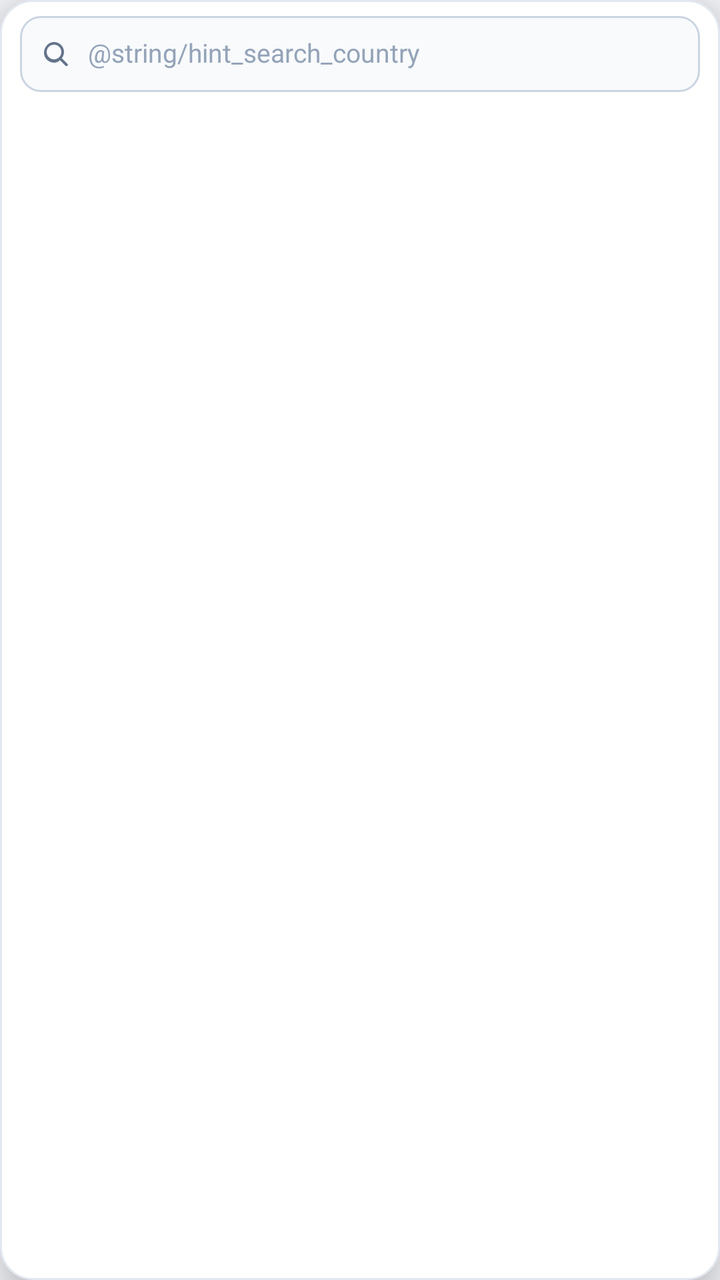
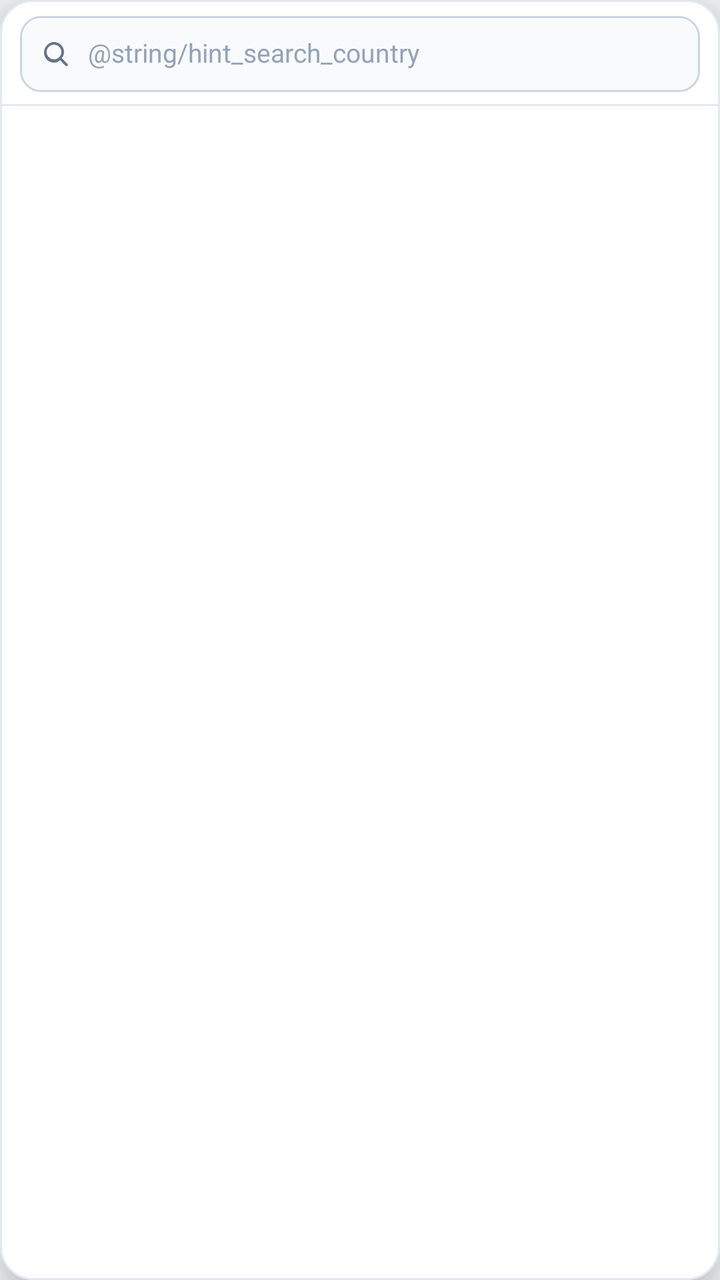

Compare the two renders of this Android layout. The source of the first and the diff that turns it into the second are given below.
<!-- AndroidManifest.xml: application theme Theme.ResQTap -->
<!-- res/layout/popup_country_picker.xml -->
<?xml version="1.0" encoding="utf-8"?>

<LinearLayout xmlns:android="http://schemas.android.com/apk/res/android"
    xmlns:app="http://schemas.android.com/apk/res-auto"
    android:layout_width="280dp"
    android:layout_height="320dp"
    android:background="@drawable/bg_country_popup_card"
    android:elevation="14dp"
    android:orientation="vertical"
    android:paddingTop="8dp"
    android:paddingBottom="8dp">

    
    <LinearLayout
        android:layout_width="match_parent"
        android:layout_height="38dp"
        android:layout_marginStart="10dp"
        android:layout_marginEnd="10dp"
        android:layout_marginBottom="6dp"
        android:background="@drawable/bg_country_search_input"
        android:gravity="center_vertical"
        android:orientation="horizontal"
        android:paddingStart="10dp"
        android:paddingEnd="10dp">

        <ImageView
            android:layout_width="16dp"
            android:layout_height="16dp"
            android:contentDescription="Search"
            android:src="@drawable/ic_ios_search"
            app:tint="#64748B" />

        <EditText
            android:id="@+id/et_search_country"
            style="@android:style/Widget.EditText"
            android:layout_width="match_parent"
            android:layout_height="match_parent"
            android:layout_marginStart="8dp"
            android:background="@null"
            android:fontFamily="sans-serif"
            android:gravity="center_vertical"
            android:hint="@string/hint_search_country"
            android:imeOptions="actionDone"
            android:includeFontPadding="false"
            android:inputType="text"
            android:maxLines="1"
            android:paddingStart="0dp"
            android:paddingTop="0dp"
            android:paddingEnd="0dp"
            android:paddingBottom="0dp"
            android:textColor="#0F172A"
            android:textColorHint="#94A3B8"
            android:textCursorDrawable="@null"
            android:textSize="13sp" />
    </LinearLayout>

</LinearLayout>
<!-- resources referenced by this layout -->
<resources>
  <!-- drawable bg_country_popup_card (drawable) -->
  <?xml version="1.0" encoding="utf-8"?>
  
  <shape xmlns:android="http://schemas.android.com/apk/res/android"
      android:shape="rectangle">
      <solid android:color="@color/auth_field" />
      <stroke
          android:width="1dp"
          android:color="@color/auth_field_stroke" />
      <corners android:radius="16dp" />
  </shape>
  <!-- drawable bg_country_search_input (drawable) -->
  <?xml version="1.0" encoding="utf-8"?>
  
  <shape xmlns:android="http://schemas.android.com/apk/res/android"
      android:shape="rectangle">
      <solid android:color="#F8FAFC" />
      <stroke
          android:width="1dp"
          android:color="#CBD5E1" />
      <corners android:radius="10dp" />
  </shape>
  <!-- drawable ic_ios_search (drawable) -->
  <vector xmlns:android="http://schemas.android.com/apk/res/android"
      android:width="24dp"
      android:height="24dp"
      android:viewportWidth="24"
      android:viewportHeight="24">
      <path
          android:fillColor="#000000"
          android:pathData="M10.5,3c4.142,0 7.5,3.358 7.5,7.5c0,1.77 -0.613,3.397 -1.64,4.68l4.23,4.23c0.39,0.39 0.39,1.024 0,1.414c-0.39,0.39 -1.024,0.39 -1.414,0l-4.23,-4.23C13.897,17.887 12.27,18.5 10.5,18.5C6.358,18.5 3,15.142 3,11S6.358,3 10.5,3zM10.5,5c-3.038,0 -5.5,2.462 -5.5,5.5s2.462,5.5 5.5,5.5s5.5,-2.462 5.5,-5.5S13.538,5 10.5,5z" />
  </vector>
  <string name="hint_search_country">Cari negara atau kod...</string>
  <style name="Theme.ResQTap" parent="Base.Theme.ResQTap" />
  <color name="auth_field">#FFFFFF</color>
  <color name="auth_field_stroke">#E2E8F0</color>
  <color name="brand_primary">#E60067</color>
  <color name="brand_primary_light">#FFE4EE</color>
  <color name="brand_gradient_end">#D81B60</color>
  <color name="panel">#FFFFFF</color>
  <color name="text_primary">#1C1E21</color>
  <color name="bg">#F6F7FB</color>
  <style name="Animation.ResQTap.Slide" parent="@android:style/Animation.Activity">
          <item name="android:activityOpenEnterAnimation">@anim/resqtap_enter</item>
          <item name="android:activityOpenExitAnimation">@anim/resqtap_exit</item>
          <item name="android:activityCloseEnterAnimation">@anim/resqtap_pop_enter</item>
          <item name="android:activityCloseExitAnimation">@anim/resqtap_pop_exit</item>
      </style>
  <style name="Widget.ResQTap.TextInputEditText" parent="Widget.Material3.TextInputEditText.OutlinedBox">
          <item name="android:textColor">@color/text_primary</item>
          <item name="android:textColorHint">@color/text_secondary</item>
          <item name="android:textColorHighlight">@color/brand_primary_light</item>
      </style>
  <style name="ShapeAppearanceOverlay.ResQTap.Dialog" parent="">
          <item name="cornerFamily">rounded</item>
          <item name="cornerSize">24dp</item>
      </style>
  <color name="dialog_button_text">@color/brand_primary</color>
  <style name="Widget.ResQTap.DialogButton" parent="Widget.Material3.Button.TextButton.Dialog">
          <item name="android:textColor">@color/dialog_button_text</item>
          <item name="iconTint">@color/dialog_button_text</item>
      </style>
  <color name="input_unfocused_hint">#8E95A2</color>
  <color name="input_focused_stroke">#E60067</color>
  <color name="danger_red">#FF4D5E</color>
  <color name="text_secondary">#8E95A2</color>
  <!-- unchanged entries left out for length: 3 -->
</resources>

<!-- the commit's change to res/layout/popup_country_picker.xml (unified diff, before → after) -->
@@ -54,4 +54,17 @@
             android:textSize="13sp" />
     </LinearLayout>
 
+    <View
+        android:layout_width="match_parent"
+        android:layout_height="1dp"
+        android:background="#E2E8F0" />
+
+    <ListView
+        android:id="@+id/list_countries"
+        android:layout_width="match_parent"
+        android:layout_height="0dp"
+        android:layout_weight="1"
+        android:divider="@null"
+        android:overScrollMode="never"
+        android:scrollbars="vertical" />
 </LinearLayout>
